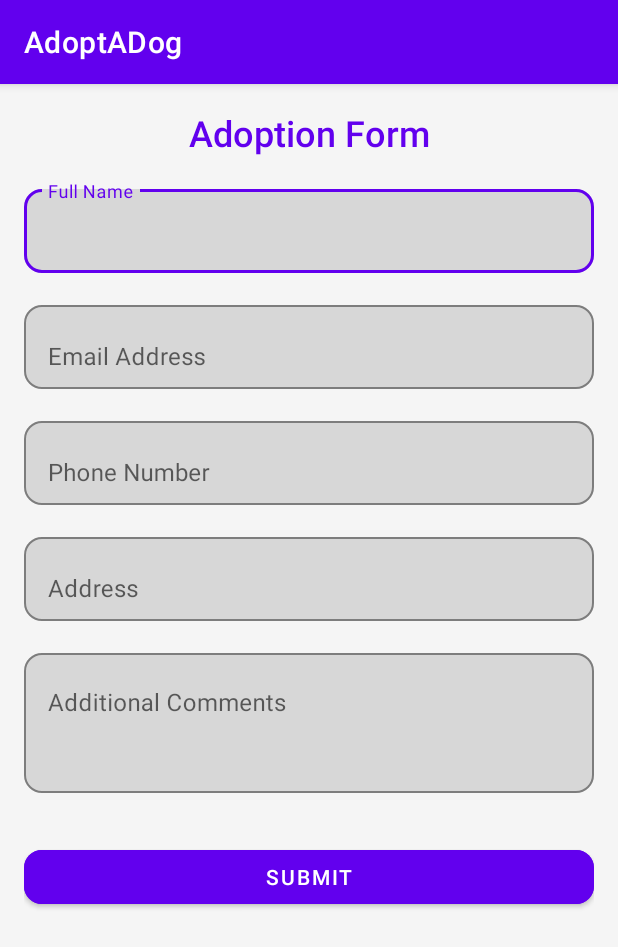
After one commit to Roo55/AdoptADog-DispositiviMobili, an Android app: the AdoptionFormActivity screen opened directly, with no data from a screen before it, on a phone screen of 412 x 824 dp. The commit adds this screen. Shown: the top 947 px of the screen. Run offline under Robolectric (Android 15) with nearby library versions, the phone set to English and light mode, and no system bars; our stand-ins replace Firebase (no records; nobody signed in at launch, a user with empty details on screens opened directly), Room's generated code.

Commit message:
Creazione di un modulo per adottare un cane e sincronizzazione di Room con Firebase per archiviare i dati del modulo, l'adozione non è stata ancora testata.

```diff
--- /dev/null
+++ b/app/src/main/java/com/example/adoptadog/database/AdoptionDAO.java
@@ -0,0 +1,29 @@
+package com.example.adoptadog.database;
+
+import androidx.room.Dao;
+import androidx.room.Insert;
+import androidx.room.Query;
+import androidx.room.Update;
+
+import com.example.adoptadog.models.AdoptionForm;
+
+import java.util.List;
+
+@Dao
+public interface AdoptionDAO {
+
+    @Insert
+    void insert(AdoptionForm adoptionForm);
+
+    @Query("SELECT * FROM adoption_forms")
+    List<AdoptionForm> getAllAdoptionForms();
+
+    @Query("SELECT * FROM adoption_forms WHERE id = :id")
+    AdoptionForm getAdoptionFormById(int id);
+
+    @Update
+    void update(AdoptionForm adoptionForm);
+
+    @Query("DELETE FROM adoption_forms WHERE id = :id")
+    void deleteById(int id);
+}
--- a/app/src/main/java/com/example/adoptadog/database/DatabaseClient.java
+++ b/app/src/main/java/com/example/adoptadog/database/DatabaseClient.java
@@ -16,4 +16,8 @@ public class DatabaseClient {
         }
         return instance;
     }
+
+    public static synchronized AdoptionDAO getAdoptionDAO(Context context) {
+        return getInstance(context).adoptionDAO();  // Devolvemos el DAO de adopción
+    }
 }
--- a/app/src/main/java/com/example/adoptadog/database/DogDAO.java
+++ b/app/src/main/java/com/example/adoptadog/database/DogDAO.java
@@ -30,7 +30,7 @@ public interface DogDAO {
     void updateFavoriteStatus(int dogId, boolean isFavorite);
 
 
-    @Insert(onConflict = OnConflictStrategy.REPLACE)
+    @Insert(onConflict = OnConflictStrategy.IGNORE)
     void insertDog(Dog dog);
 
     @Query("DELETE FROM dogs WHERE id = :dogId")
@@ -38,5 +38,5 @@ public interface DogDAO {
 
 
     @Query("SELECT COUNT(*) FROM dogs WHERE id = :dogId")
-    int checkIfDogExists(int dogId); // Verifica si el perro ya existe
+    int checkIfDogExists(int dogId);
 }
--- a/app/src/main/java/com/example/adoptadog/database/DogDatabase.java
+++ b/app/src/main/java/com/example/adoptadog/database/DogDatabase.java
@@ -7,22 +7,24 @@ import androidx.room.Room;
 import androidx.room.RoomDatabase;
 
 import com.example.adoptadog.models.Dog;
-@Database(entities = {Dog.class}, version = 2)
+import com.example.adoptadog.models.AdoptionForm;  // Asegúrate de que esta clase esté importada
+
+@Database(entities = {Dog.class, AdoptionForm.class}, version = 4)
 public abstract class DogDatabase extends RoomDatabase {
 
-    private static volatile DogDatabase INSTANCE; // Variable para almacenar la instancia
-    private static final String DB_NAME = "dog_database"; // Nombre de la base de datos
+    private static volatile DogDatabase INSTANCE; //
+    private static final String DB_NAME = "dog_database"; //
 
     public abstract DogDAO dogDAO();
+    public abstract AdoptionDAO adoptionDAO();
 
-    // Método estático para obtener la instancia de la base de datos
     public static DogDatabase getInstance(Context context) {
         if (INSTANCE == null) {
             synchronized (DogDatabase.class) {
                 if (INSTANCE == null) {
                     INSTANCE = Room.databaseBuilder(context.getApplicationContext(),
                                     DogDatabase.class, DB_NAME)
-                            .fallbackToDestructiveMigration() // Borra la base de datos y la crea de nuevo si hay un cambio en el esquema
+                            .fallbackToDestructiveMigration()
                             .build();
                 }
             }
@@ -30,8 +32,4 @@ public abstract class DogDatabase extends RoomDatabase {
         return INSTANCE;
     }
 
-    // Método opcional para destruir la instancia de la base de datos manualmente si lo necesitas
-    public static void destroyInstance() {
-        INSTANCE = null;
-    }
 }
--- a/app/src/main/java/com/example/adoptadog/database/DogEntity.java
+++ /dev/null
@@ -1,4 +0,0 @@
-package com.example.adoptadog.database;
-
-public class DogEntity {
-}
--- a/app/src/main/java/com/example/adoptadog/firebase/AuthManager.java
+++ b/app/src/main/java/com/example/adoptadog/firebase/AuthManager.java
@@ -18,12 +18,10 @@ public class AuthManager {
         return instance;
     }
 
-    // Método para obtener el usuario actual
     public FirebaseUser getCurrentUser() {
         return firebaseAuth.getCurrentUser();
     }
 
-    // Método para iniciar sesión
     public void login(String email, String password, OnAuthListener listener) {
         firebaseAuth.signInWithEmailAndPassword(email, password)
                 .addOnCompleteListener(task -> {
@@ -36,7 +34,6 @@ public class AuthManager {
                 });
     }
 
-    // Método para registrar un nuevo usuario
     public void register(String email, String password, OnAuthListener listener) {
         firebaseAuth.createUserWithEmailAndPassword(email, password)
                 .addOnCompleteListener(task -> {
--- a/app/src/main/java/com/example/adoptadog/models/Dog.java
+++ b/app/src/main/java/com/example/adoptadog/models/Dog.java
@@ -7,8 +7,10 @@ import androidx.annotation.NonNull;
 
 import com.google.gson.annotations.SerializedName;
 
+import java.io.Serializable;
+
 @Entity(tableName = "dogs")
-public class Dog {
+public class Dog implements Serializable {
 
     @PrimaryKey
     @NonNull
--- /dev/null
+++ b/app/src/main/java/com/example/adoptadog/ui/adoption/AdoptionFormActivity.java
@@ -0,0 +1,139 @@
+package com.example.adoptadog.ui.adoption;
+
+import android.os.Bundle;
+import android.text.TextUtils;
+import android.util.Log;
+import android.widget.Toast;
+
+import androidx.appcompat.app.AppCompatActivity;
+
+import com.example.adoptadog.R;
+import com.example.adoptadog.database.AdoptionDAO;
+import com.example.adoptadog.database.DatabaseClient;
+import com.example.adoptadog.models.AdoptionForm;
+import com.google.android.material.button.MaterialButton;
+import com.google.android.material.snackbar.Snackbar;
+import com.google.android.material.textfield.TextInputEditText;
+import com.google.firebase.auth.FirebaseAuth;
+import com.google.firebase.auth.FirebaseUser;
+import com.google.firebase.database.FirebaseDatabase;
+
+public class AdoptionFormActivity extends AppCompatActivity {
+
+    private TextInputEditText etFullName, etEmail, etPhone, etAddress, etComments;
+    private MaterialButton btnSubmitForm;
+    private AdoptionDAO adoptionDao;
+
+    @Override
+    protected void onCreate(Bundle savedInstanceState) {
+        super.onCreate(savedInstanceState);
+        setContentView(R.layout.activity_adoption_form);
+
+        // Initialize views
+        etFullName = findViewById(R.id.etFullName);
+        etEmail = findViewById(R.id.etEmail);
+        etPhone = findViewById(R.id.etPhone);
+        etAddress = findViewById(R.id.etAddress);
+        etComments = findViewById(R.id.etComments);
+        btnSubmitForm = findViewById(R.id.btnSubmitForm);
+
+        // Initialize Room DAO
+        adoptionDao = DatabaseClient.getInstance(getApplicationContext()).adoptionDAO();
+
+        // Autocomplete email if user is logged in
+        populateUserEmail();
+
+        // Set up submit button click listener
+        btnSubmitForm.setOnClickListener(v -> {
+            if (validateForm()) {
+                saveFormToDatabase();
+            } else {
+                Snackbar.make(v, "Please fill all the required fields.", Snackbar.LENGTH_SHORT).show();
+            }
+        });
+    }
+
+    /**
+     * Autocompletes the email field with the user's Firebase email.
+     */
+    private void populateUserEmail() {
+        FirebaseUser user = FirebaseAuth.getInstance().getCurrentUser();
+        if (user != null && !TextUtils.isEmpty(user.getEmail())) {
+            etEmail.setText(user.getEmail());
+        }
+    }
+
+    /**
+     * Validates the form to ensure all required fields are filled.
+     */
+    private boolean validateForm() {
+        if (TextUtils.isEmpty(etFullName.getText())) {
+            etFullName.setError("Full name is required");
+            return false;
+        }
+        if (TextUtils.isEmpty(etEmail.getText())) {
+            etEmail.setError("Email is required");
+            return false;
+        }
+        if (TextUtils.isEmpty(etPhone.getText())) {
+            etPhone.setError("Phone number is required");
+            return false;
+        }
+        if (TextUtils.isEmpty(etAddress.getText())) {
+            etAddress.setError("Address is required");
+            return false;
+        }
+        return true;
+    }
+
+    /**
+     * Synchronize with Firebase.
+     */
+    private void saveFormToDatabase() {
+        // Gather form data
+        String fullName = etFullName.getText().toString().trim();
+        String email = etEmail.getText().toString().trim();
+        String phone = etPhone.getText().toString().trim();
+        String address = etAddress.getText().toString().trim();
+        String comments = etComments.getText() != null ? etComments.getText().toString().trim() : "";
+
+        // Create AdoptionForm object
+        AdoptionForm adoptionForm = new AdoptionForm(fullName, email, phone, address, comments);
+
+        // Save to Room database in a separate thread
+        new Thread(() -> {
+            try {
+                adoptionDao.insert(adoptionForm);
+                Log.d("AdoptionFormActivity", "Form saved locally: " + adoptionForm.toString());
+
+                // Sync with Firebase
+                syncFormWithFirebase(adoptionForm);
+
+                runOnUiThread(() -> Toast.makeText(this, "Form submitted successfully!", Toast.LENGTH_LONG).show());
+            } catch (Exception e) {
+                Log.e("AdoptionFormActivity", "Error saving form: " + e.getMessage());
+                runOnUiThread(() -> Toast.makeText(this, "Failed to submit the form. Please try again.", Toast.LENGTH_LONG).show());
+            }
+        }).start();
+    }
+
+    /**
+     * Syncs the adoption form with Firebase Realtime Database.
+     */
+    private void syncFormWithFirebase(AdoptionForm form) {
+        FirebaseUser user = FirebaseAuth.getInstance().getCurrentUser();
+        if (user == null) {
+            Log.w("AdoptionFormActivity", "User not logged in. Skipping Firebase sync.");
+            return;
+        }
+
+        String userId = user.getUid();
+        FirebaseDatabase.getInstance()
+                .getReference("adoption_forms")
+                .child(userId)
+                .push()
+                .setValue(form)
+                .addOnSuccessListener(aVoid -> Log.d("AdoptionFormActivity", "Form synced with Firebase"))
+                .addOnFailureListener(e -> Log.e("AdoptionFormActivity", "Failed to sync with Firebase: " + e.getMessage()));
+    }
+}
--- /dev/null
+++ b/app/src/main/res/layout/activity_adoption_form.xml
@@ -0,0 +1,135 @@
+<?xml version="1.0" encoding="utf-8"?>
+<ScrollView
+    xmlns:android="http://schemas.android.com/apk/res/android"
+    xmlns:app="http://schemas.android.com/apk/res-auto"
+    xmlns:tools="http://schemas.android.com/tools"
+    android:layout_width="match_parent"
+    android:layout_height="match_parent"
+    android:background="@color/md_theme_background"
+    tools:context=".ui.adoption.AdoptionFormActivity">
+
+    <LinearLayout
+        android:layout_width="match_parent"
+        android:layout_height="wrap_content"
+        android:orientation="vertical"
+        android:padding="16dp">
+
+        <TextView
+            android:id="@+id/tvFormTitle"
+            android:layout_width="match_parent"
+            android:layout_height="wrap_content"
+            android:text="Adoption Form"
+            android:textSize="24sp"
+            android:textColor="@color/md_theme_primary"
+            android:fontFamily="sans-serif-medium"
+            android:gravity="center"
+            android:paddingBottom="16dp" />
+
+        <com.google.android.material.textfield.TextInputLayout
+            android:layout_width="match_parent"
+            android:layout_height="wrap_content"
+            android:hint="Full Name"
+            app:boxBackgroundMode="outline"
+            app:boxCornerRadiusTopStart="12dp"
+            app:boxCornerRadiusTopEnd="12dp"
+            app:boxCornerRadiusBottomStart="12dp"
+            app:boxCornerRadiusBottomEnd="12dp"
+            app:boxStrokeColor="@color/md_theme_primary"
+            android:layout_marginBottom="16dp">
+
+            <com.google.android.material.textfield.TextInputEditText
+                android:id="@+id/etFullName"
+                android:layout_width="match_parent"
+                android:layout_height="wrap_content"
+                android:inputType="textPersonName" />
+        </com.google.android.material.textfield.TextInputLayout>
+
+        <com.google.android.material.textfield.TextInputLayout
+            android:layout_width="match_parent"
+            android:layout_height="wrap_content"
+            android:hint="Email Address"
+            app:boxBackgroundMode="outline"
+            app:boxCornerRadiusTopStart="12dp"
+            app:boxCornerRadiusTopEnd="12dp"
+            app:boxCornerRadiusBottomStart="12dp"
+            app:boxCornerRadiusBottomEnd="12dp"
+            app:boxStrokeColor="@color/md_theme_primary"
+            android:layout_marginBottom="16dp">
+
+            <com.google.android.material.textfield.TextInputEditText
+                android:id="@+id/etEmail"
+                android:layout_width="match_parent"
+                android:layout_height="wrap_content"
+                android:inputType="textEmailAddress" />
+        </com.google.android.material.textfield.TextInputLayout>
+
+        <com.google.android.material.textfield.TextInputLayout
+            android:layout_width="match_parent"
+            android:layout_height="wrap_content"
+            android:hint="Phone Number"
+            app:boxBackgroundMode="outline"
+            app:boxCornerRadiusTopStart="12dp"
+            app:boxCornerRadiusTopEnd="12dp"
+            app:boxCornerRadiusBottomStart="12dp"
+            app:boxCornerRadiusBottomEnd="12dp"
+            app:boxStrokeColor="@color/md_theme_primary"
+            android:layout_marginBottom="16dp">
+
+            <com.google.android.material.textfield.TextInputEditText
+                android:id="@+id/etPhone"
+                android:layout_width="match_parent"
+                android:layout_height="wrap_content"
+                android:inputType="phone" />
+        </com.google.android.material.textfield.TextInputLayout>
+
+        <com.google.android.material.textfield.TextInputLayout
+            android:layout_width="match_parent"
+            android:layout_height="wrap_content"
+            android:hint="Address"
+            app:boxBackgroundMode="outline"
+            app:boxCornerRadiusTopStart="12dp"
+            app:boxCornerRadiusTopEnd="12dp"
+            app:boxCornerRadiusBottomStart="12dp"
+            app:boxCornerRadiusBottomEnd="12dp"
+            app:boxStrokeColor="@color/md_theme_primary"
+            android:layout_marginBottom="16dp">
+
+            <com.google.android.material.textfield.TextInputEditText
+                android:id="@+id/etAddress"
+                android:layout_width="match_parent"
+                android:layout_height="wrap_content"
+                android:inputType="textPostalAddress" />
+        </com.google.android.material.textfield.TextInputLayout>
+
+        <com.google.android.material.textfield.TextInputLayout
+            android:layout_width="match_parent"
+            android:layout_height="wrap_content"
+            android:hint="Additional Comments"
+            app:boxBackgroundMode="outline"
+            app:boxCornerRadiusTopStart="12dp"
+            app:boxCornerRadiusTopEnd="12dp"
+            app:boxCornerRadiusBottomStart="12dp"
+            app:boxCornerRadiusBottomEnd="12dp"
+            app:boxStrokeColor="@color/md_theme_primary"
+            android:layout_marginBottom="16dp">
+
+            <com.google.android.material.textfield.TextInputEditText
+                android:id="@+id/etComments"
+                android:layout_width="match_parent"
+                android:layout_height="wrap_content"
+                android:inputType="textMultiLine"
+                android:minLines="3"
+                android:gravity="top" />
+        </com.google.android.material.textfield.TextInputLayout>
+
+        <com.google.android.material.button.MaterialButton
+            android:id="@+id/btnSubmitForm"
+            android:layout_width="match_parent"
+            android:layout_height="wrap_content"
+            android:text="Submit"
+            android:textColor="@color/md_theme_on_primary"
+            android:backgroundTint="@color/md_theme_primary"
+            app:cornerRadius="12dp"
+            android:layout_marginTop="16dp" />
+    </LinearLayout>
+</ScrollView>
--- a/app/src/main/res/values/colors.xml
+++ b/app/src/main/res/values/colors.xml
@@ -14,4 +14,8 @@
     <color name="teal_200">#03DAC5</color>
     <color name="blue">#3361FF</color>
     <color name="dark_gray">#616161</color>
+    <color name="md_theme_primary">#6200EE</color>
+    <color name="md_theme_on_primary">#FFFFFF</color>
+    <color name="md_theme_background">#F5F5F5</color>
+
 </resources>
--- a/gradle/libs.versions.toml
+++ b/gradle/libs.versions.toml
@@ -8,7 +8,6 @@ material = "1.12.0"
 activity = "1.8.0"
 constraintlayout = "2.2.0"
 room = "2.6.1"
-supportAnnotations = "28.0.0"
 gson = "2.10.1"
 retrofit = "2.10.0"
 
@@ -29,9 +28,7 @@ retrofit = { group = "com.squareup.retrofit2", name = "retrofit", version.ref =
 # Room dependencies
 room-runtime = { group = "androidx.room", name = "room-runtime", version.ref = "room" }
 room-compiler = { group = "androidx.room", name = "room-compiler", version.ref = "room" }
-room-common = { group = "androidx.room", name = "room-common", version.ref = "room" }
 room-ktx = { group = "androidx.room", name = "room-ktx", version.ref = "room" }
-support-annotations = { group = "com.android.support", name = "support-annotations", version.ref = "supportAnnotations" }
 
 [plugins]
 androidApplication = { id = "com.android.application", version.ref = "agp" }
```
Also changed, not shown: app/build.gradle.kts (+20 -13 lines), app/src/main/AndroidManifest.xml (+4 -4 lines), app/src/main/java/com/example/adoptadog/models/AdoptionForm.java (added, +87 -0 lines), app/src/main/java/com/example/adoptadog/repository/DogRepository.java (+4 -7 lines), app/src/main/java/com/example/adoptadog/ui/auth/RegisterActivity.java (+2 -6 lines), app/src/main/java/com/example/adoptadog/ui/details/DogDetailActivity.java (+40 -51 lines), app/src/main/java/com/example/adoptadog/ui/main/MainActivity.java (+5 -15 lines), app/src/main/java/com/example/adoptadog/viewmodels/MainViewModel.java (+3 -7 lines), gradle.properties (line endings or trailing spaces), 2 other files.
